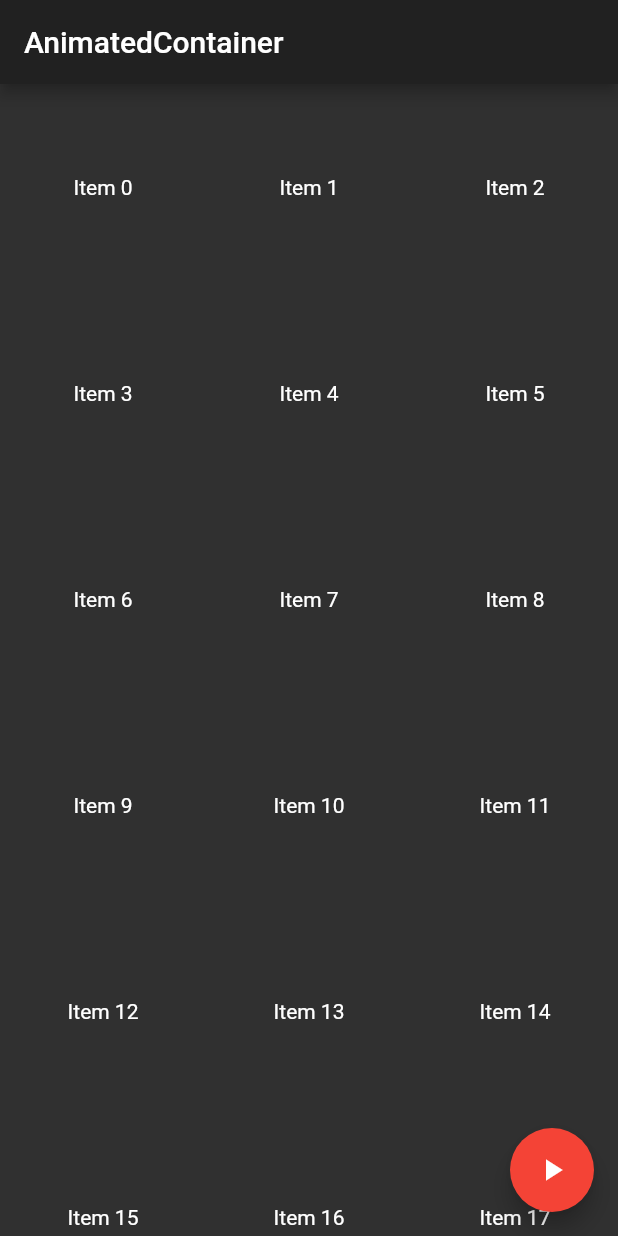
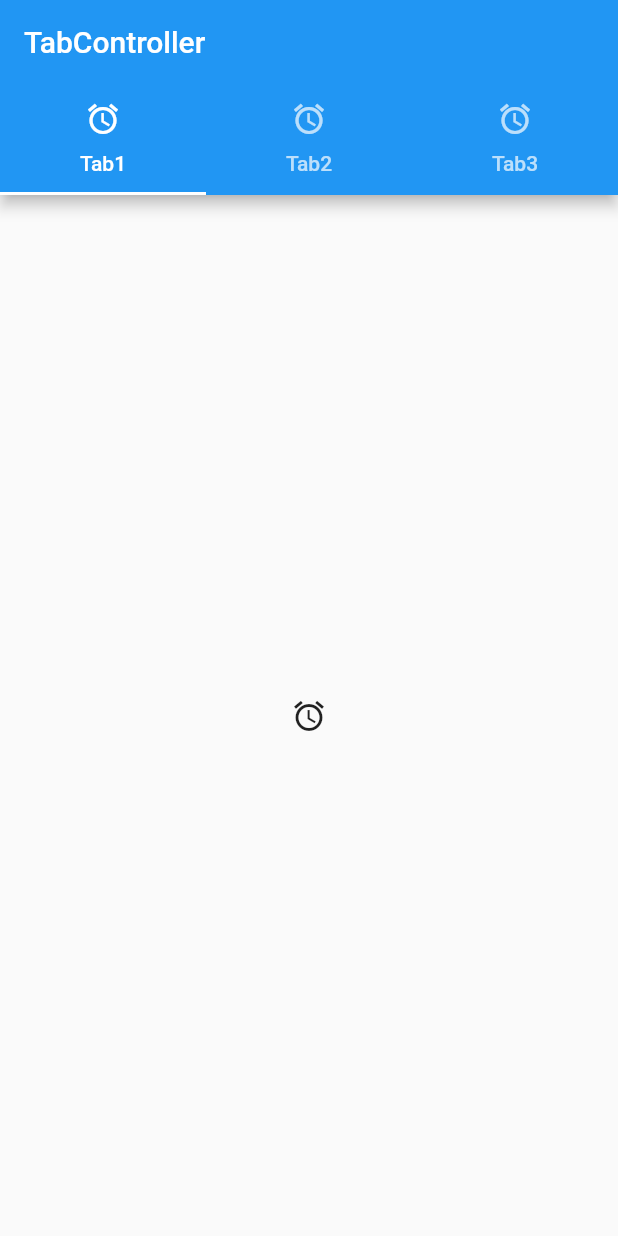
Before and after one commit to dlqh406/flutter_intermediate, a Flutter app: the screen it shows after launch, on a phone screen of 412 x 824 dp. Run offline on Flutter 3.47's test engine with Material 2 defaults, Android fonts, the phone set to English and light mode, and no system bars.

Commit message:
TabController :  상단 탭으로 화면 전환 가능, body에 TabBarView로 빌드해야함 주의 !

```diff
--- a/lib/home_page.dart
+++ b/lib/home_page.dart
@@ -8,24 +8,23 @@ class HomePage extends StatefulWidget {
 class _HomePageState extends State<HomePage> {
   @override
   Widget build(BuildContext context) {
-    return Scaffold(
-      appBar: AppBar(
-          title: Text('AnimatedContainer')),
-      body: GridView.count(
-        crossAxisCount: 3,
-        children: List.generate(50, (position){return Center(
-            child:  Text('Item $position'),
-        );}
+    return DefaultTabController(
+      child: Scaffold(
+        appBar: AppBar(
+            title: Text('TabController'),
+        bottom : TabBar(tabs: [
+          Tab(icon: Icon(Icons.access_alarm),text: 'Tab1',),
+          Tab(icon: Icon(Icons.access_alarm),text: 'Tab2'),
+          Tab(icon: Icon(Icons.access_alarm),text: 'Tab3')
+        ],)),
+        body: TabBarView(
+          children: [
+            Center(child: Icon(Icons.access_alarm),),
+            Center(child: Text('Tab2'),),
+            Center(child: Text('Tab3'),)
+          ],
         ),
-      ),
-      floatingActionButton: FloatingActionButton(
-        onPressed: (){
-          setState(() {
-          });},
-        child: Icon(Icons.play_arrow),
-
-      ),
-
+      ), length: 3,
     );
   }
 }
--- a/lib/main.dart
+++ b/lib/main.dart
@@ -13,11 +13,7 @@ class MyApp extends StatelessWidget {
       title: 'Flutter Demo',
       theme: ThemeData(
         //appbar color:
-        primarySwatch: Colors.yellow,
-        //버튼 컬러
-        accentColor: Colors.red,
-        //dark Theme
-        brightness:  Brightness.dark,
+        primarySwatch: Colors.blue,
         visualDensity: VisualDensity.adaptivePlatformDensity,
       ),
       home: HomePage(),
```
